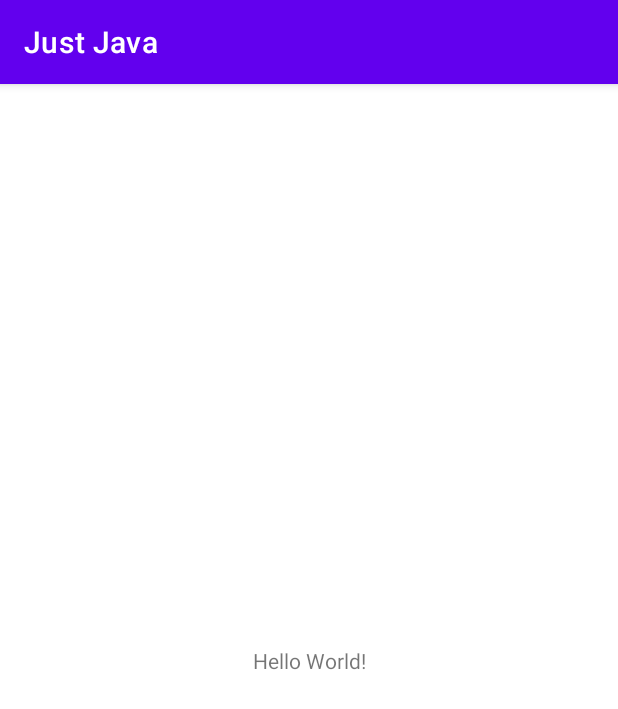
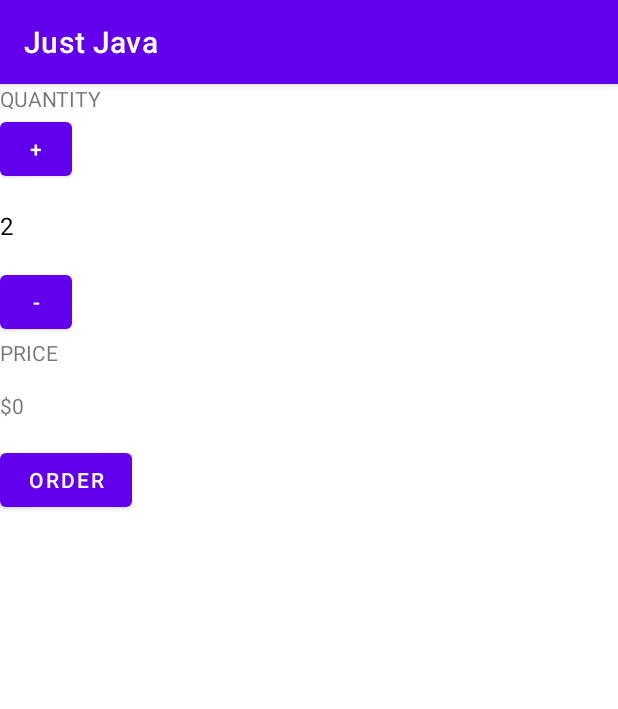
Before and after one commit to ishak47/android, an Android app: the screen it shows after launch (MainActivity), on a phone screen of 412 x 824 dp. Shown: the top 709 px of the screen. Run offline under Robolectric (Android 15) with nearby library versions, the phone set to English and light mode, and no system bars.

Commit message:
bezig met variabelen

```diff
--- a/app/src/main/java/com/example/android/justjava/MainActivity.java
+++ b/app/src/main/java/com/example/android/justjava/MainActivity.java
@@ -3,6 +3,10 @@
 import androidx.appcompat.app.AppCompatActivity;
 
 import android.os.Bundle;
+import android.view.View;
+import android.widget.TextView;
+
+import java.text.NumberFormat;
 
 public class MainActivity extends AppCompatActivity {
 
@@ -11,4 +15,42 @@
         super.onCreate(savedInstanceState);
         setContentView(R.layout.activity_main);
     }
+
+    /**
+     * This method is called when the order button is clicked.
+     */
+    public void submitOrder(View view) {
+        int quantity = 2;
+        display(quantity);
+        displayPrice(quantity * 5);
+    }
+
+    public void increment(View view) {
+        int quantity = 2;
+        quantity= 3;
+        display(quantity);
+    }
+
+    public void decrement(View view) {
+        int quantity = 2;
+        quantity = 1;
+        display(quantity);
+    }
+
+    /**
+     * This method displays the given quantity value on the screen.
+     */
+    private void display(int number) {
+        TextView quantityTextView = (TextView) findViewById(
+                R.id.quantity_text_view);
+        quantityTextView.setText("" + number);
+    }
+
+    /**
+     * This method displays the given price on the screen.
+     */
+    private void displayPrice(int number) {
+        TextView priceTextView = (TextView) findViewById(R.id.price_text_view);
+        priceTextView.setText(NumberFormat.getCurrencyInstance().format(number));
+    }
 }
--- a/app/src/main/res/layout/activity_main.xml
+++ b/app/src/main/res/layout/activity_main.xml
@@ -1,18 +1,58 @@
 <?xml version="1.0" encoding="utf-8"?>
-<androidx.constraintlayout.widget.ConstraintLayout xmlns:android="http://schemas.android.com/apk/res/android"
+<LinearLayout xmlns:android="http://schemas.android.com/apk/res/android"
     xmlns:app="http://schemas.android.com/apk/res-auto"
     xmlns:tools="http://schemas.android.com/tools"
     android:layout_width="match_parent"
     android:layout_height="match_parent"
-    tools:context=".MainActivity">
+    tools:context=".MainActivity"
+    android:orientation="vertical">
 
+    <TextView
+        android:id="@+id/quantity"
+        android:layout_width="wrap_content"
+        android:layout_height="wrap_content"
+        android:text="Quantity"
+        android:textAllCaps="true"/>
+    <Button
+        android:id="@+id/button_plus"
+        android:layout_height="48dp"
+        android:layout_width="48dp"
+        android:text="+"
+        android:onClick="increment"/>
+    <TextView
+        android:id="@+id/quantity_text_view"
+        android:layout_width="wrap_content"
+        android:layout_height="wrap_content"
+        android:text="2"
+        android:textSize="16sp"
+        android:layout_marginTop="16dp"
+        android:layout_marginBottom="16dp"
+        android:textColor="@color/black" />
+    <Button
+        android:id="@+id/button_min"
+        android:layout_height="48dp"
+        android:layout_width="48dp"
+        android:text="-"
+        android:onClick="decrement"/>
     <TextView
         android:layout_width="wrap_content"
         android:layout_height="wrap_content"
-        android:text="Hello World!"
-        app:layout_constraintBottom_toBottomOf="parent"
-        app:layout_constraintLeft_toLeftOf="parent"
-        app:layout_constraintRight_toRightOf="parent"
-        app:layout_constraintTop_toTopOf="parent" />
+        android:text="price"
+        android:layout_marginBottom="16dp"
+        android:textAllCaps="true"/>
 
-</androidx.constraintlayout.widget.ConstraintLayout>
+    <TextView
+        android:id="@+id/price_text_view"
+        android:layout_width="wrap_content"
+        android:layout_height="wrap_content"
+        android:layout_marginBottom="16dp"
+        android:text="$0"/>
+    <Button
+        android:id="@+id/button_id"
+        android:layout_height="wrap_content"
+        android:layout_width="wrap_content"
+        android:text="order"
+        android:onClick="submitOrder"/>
+
+
+</LinearLayout>
```
